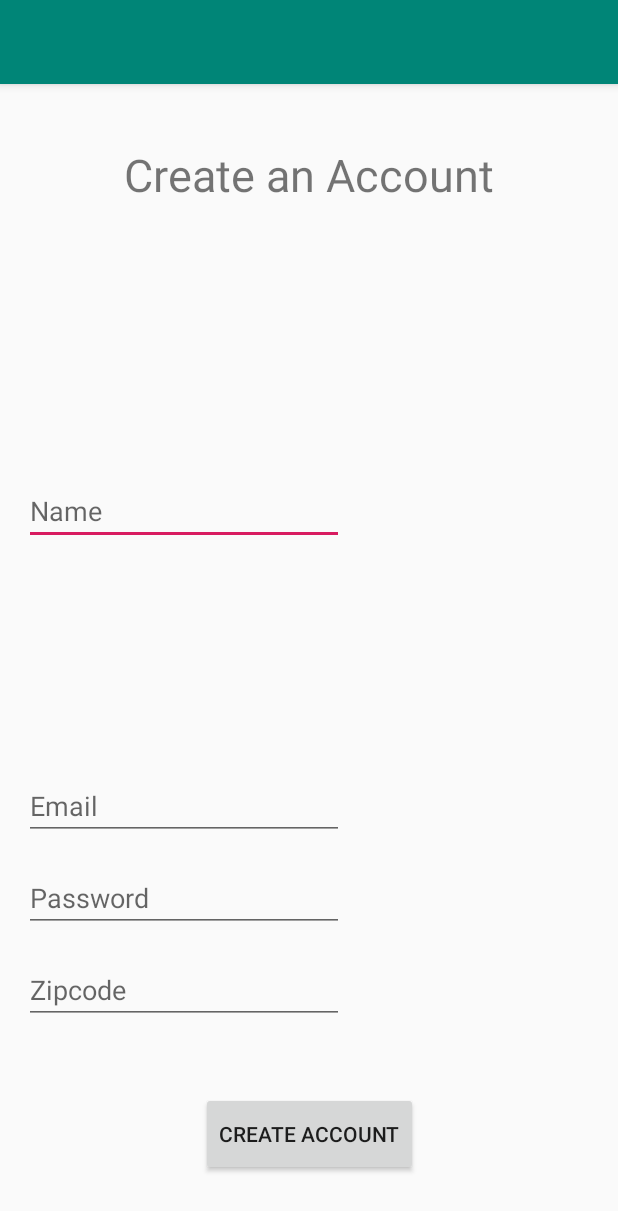
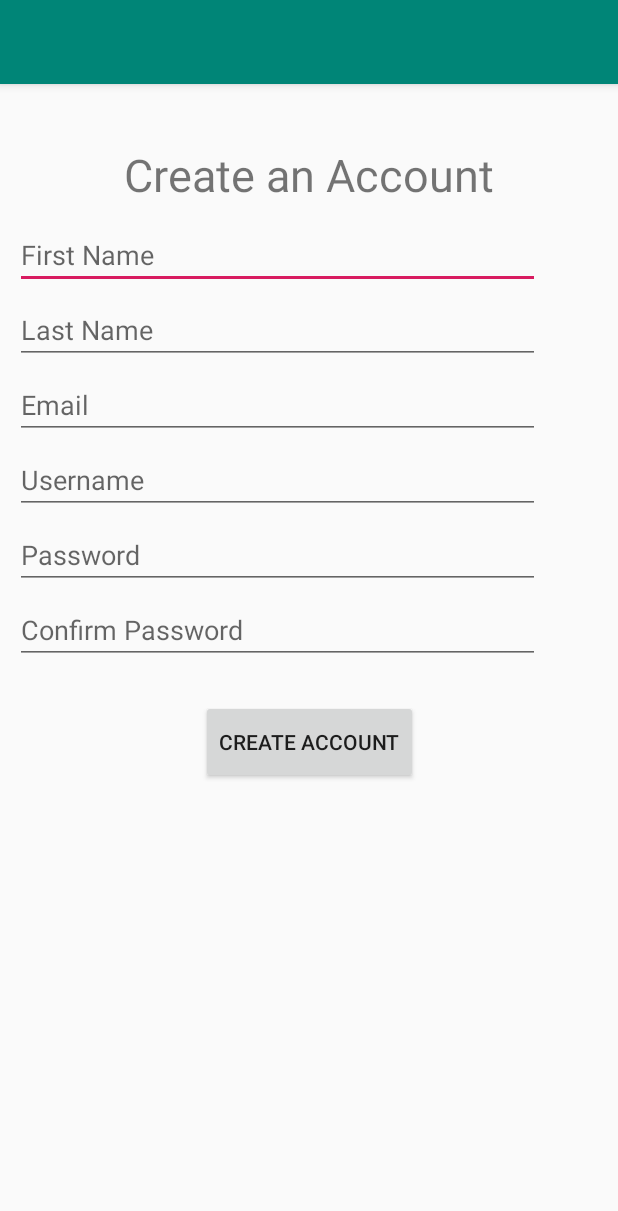
Before and after one commit to PatrickFurman/Homecooked, an Android app: the Account_Creation screen opened directly, with no data from a screen before it, after a tap on "CREATE ACCOUNT", on a phone screen of 412 x 824 dp. Shown: the top 1211 px of the screen. Run offline under Robolectric (Android 15) with nearby library versions, the phone set to English and light mode, and no system bars; our stand-ins replace Firebase (no records; nobody signed in at launch, a user with empty details on screens opened directly).

Commit message:
Testing commit, also changed popup when wrong password for account creation

```diff
--- a/app/src/main/java/com/homcooked/homecooked/Account_Creation.java
+++ b/app/src/main/java/com/homcooked/homecooked/Account_Creation.java
@@ -3,7 +3,6 @@ package com.homcooked.homecooked;
 import android.support.v7.app.AppCompatActivity;
 import android.os.Bundle;
 import android.view.View;
-import android.widget.Button;
 import android.widget.EditText;
 
 import com.google.firebase.database.DatabaseReference;
@@ -13,21 +12,16 @@ public class Account_Creation extends AppCompatActivity {
     // Creating references to database
     DatabaseReference rootRef = FirebaseDatabase.getInstance().getReference();
     DatabaseReference usersRef = rootRef.child("Users");
-    User user;
+
+    private EditText editText;
+    private String password;
+    private String password2;
+    private String name;
+    private String email;
     @Override
     protected void onCreate(Bundle savedInstanceState) {
         super.onCreate(savedInstanceState);
         setContentView(R.layout.activity_account__creation);
-
-        // retrieve user input info from account creation screen and generate user with it
-        EditText editText = findViewById(R.id.Name_Input);
-        String name = editText.getText().toString();
-        editText = findViewById(R.id.Email_Input);
-        String email = editText.getText().toString();
-        editText = findViewById(R.id.Password_Input);
-        String password = editText.getText().toString();
-        this.user = new User(name, email, password, usersRef); // update with real ZipCode info
-
     }
 
     protected void onStart() {
@@ -35,8 +29,31 @@ public class Account_Creation extends AppCompatActivity {
         findViewById(R.id.button).setOnClickListener(new View.OnClickListener() {
             @Override
             public void onClick(View view) {
-                usersRef.child("Users").child(user.getUserID()).setValue(user); // check if this adds a value, not just sets it
+                // retrieve user input info from account creation screen
+                editText = findViewById(R.id.Password_Input);
+                password = editText.getText().toString();
+                editText = findViewById(R.id.Password_Input_2);
+                password2 = editText.getText().toString();
+                editText = findViewById(R.id.FirstNameInput);
+                name = editText.getText().toString();
+                editText = findViewById(R.id.Email_Input);
+                email = editText.getText().toString();
+                if (!password.equals(password2)) {
+                   findViewById(R.id.Password_Input).setSelected(true); // check what this does
+
+                } else {
+                    createNewUser();
+                }
             }
         });
     }
+
+    private void createNewUser() {
+        User user = new User(name, email, password, usersRef); // update with real ZipCode info
+
+        // probably a better way to set new user than getting ID after making user then remaking
+        usersRef.child("Users").child(user.getName()).setValue(user); // won't work if duplicate names
+        user.setUserID(usersRef.child("Users").child(user.getName()).getKey());
+        usersRef.child("Users").child(user.getName()).setValue(user);
+    }
 }
--- a/app/src/main/java/com/homcooked/homecooked/Nearby_Foods.java
+++ b/app/src/main/java/com/homcooked/homecooked/Nearby_Foods.java
@@ -19,7 +19,7 @@ public class Nearby_Foods extends AppCompatActivity {
             @Override
             public void onClick (View view) {
                 Intent intent = new Intent(view.getContext(), view_food_details.class);
-                intent.putExtra("Food title here", "Food description here");
+                intent.putExtra("Jellyfish", "Food description here");
                 startActivity(intent);
             }
         });
@@ -31,21 +31,5 @@ public class Nearby_Foods extends AppCompatActivity {
                 startActivity(intent);
             }
         });
-        findViewById(R.id.jellyfish_description).setOnClickListener(new View.OnClickListener() {
-            @Override
-            public void onClick (View view) {
-                Intent intent = new Intent(view.getContext(), view_food_details.class);
-                intent.putExtra("Food title here", "Food description here");
-                startActivity(intent);
-            }
-        });
-        findViewById(R.id.vegetarian_description).setOnClickListener(new View.OnClickListener() {
-            @Override
-            public void onClick (View view) {
-                Intent intent = new Intent(view.getContext(), view_food_details.class);
-                intent.putExtra("Food title here", "Food description here");
-                startActivity(intent);
-            }
-        });
     }
 }
--- a/app/src/main/java/com/homcooked/homecooked/User.java
+++ b/app/src/main/java/com/homcooked/homecooked/User.java
@@ -14,7 +14,6 @@ public class User {
         this.email = email;
         this.password = password;
         this.usersRef = usersRef;
-        userID = "1"; // change to equal usersRef.child("Users").numOfUsers;
     }
 
     public String getName() {
@@ -30,4 +29,8 @@ public class User {
     }
 
     public String getUserID() {return userID; }
+
+    public void setUserID(String userID) {
+        this.userID = userID;
+    }
 }
--- a/app/src/main/res/layout/activity_account__creation.xml
+++ b/app/src/main/res/layout/activity_account__creation.xml
@@ -22,79 +22,94 @@
         app:layout_constraintTop_toTopOf="parent" />
 
     <EditText
-        android:id="@+id/Name_Input"
-        android:layout_width="wrap_content"
-        android:layout_height="wrap_content"
-        android:layout_marginStart="16dp"
-        android:layout_marginLeft="16dp"
-        android:layout_marginTop="45dp"
-        android:layout_marginBottom="16dp"
+        android:id="@+id/FirstNameInput"
+        android:layout_width="350dp"
+        android:layout_height="40dp"
+        android:layout_marginStart="10dp"
+        android:layout_marginLeft="10dp"
+        android:layout_marginTop="16dp"
         android:ems="10"
-        android:hint="Name"
-        android:inputType="textPersonName"
-        app:layout_constraintBottom_toTopOf="@+id/Email_Input"
+        android:hint="First Name"
+        android:inputType="text|textPersonName"
         app:layout_constraintStart_toStartOf="parent"
         app:layout_constraintTop_toBottomOf="@+id/Account_Creation_Title" />
 
     <EditText
         android:id="@+id/Email_Input"
-        android:layout_width="wrap_content"
-        android:layout_height="wrap_content"
-        android:layout_marginStart="16dp"
-        android:layout_marginLeft="16dp"
-        android:layout_marginBottom="16dp"
+        android:layout_width="350dp"
+        android:layout_height="40dp"
+        android:layout_marginStart="10dp"
+        android:layout_marginLeft="10dp"
+        android:layout_marginTop="10dp"
         android:ems="10"
         android:hint="Email"
-        android:inputType="textEmailAddress"
-        app:layout_constraintBottom_toTopOf="@+id/Password_Input"
-        app:layout_constraintStart_toStartOf="parent" />
+        android:inputType="text|textEmailAddress"
+        app:layout_constraintStart_toStartOf="parent"
+        app:layout_constraintTop_toBottomOf="@+id/LastNameInput" />
 
     <EditText
         android:id="@+id/Password_Input"
-        android:layout_width="wrap_content"
-        android:layout_height="wrap_content"
-        android:layout_marginStart="16dp"
-        android:layout_marginLeft="16dp"
-        android:layout_marginEnd="20dp"
-        android:layout_marginRight="20dp"
-        android:layout_marginBottom="16dp"
+        android:layout_width="350dp"
+        android:layout_height="40dp"
+        android:layout_marginStart="10dp"
+        android:layout_marginLeft="10dp"
+        android:layout_marginTop="10dp"
         android:ems="10"
         android:hint="Password"
-        android:inputType="textPassword"
-        app:layout_constraintBottom_toTopOf="@+id/Zipcode_Input"
-        app:layout_constraintEnd_toEndOf="parent"
-        app:layout_constraintHorizontal_bias="0.0"
-        app:layout_constraintStart_toStartOf="parent" />
+        android:inputType="text|textPassword"
+        app:layout_constraintStart_toStartOf="parent"
+        app:layout_constraintTop_toBottomOf="@+id/Username_Input" />
 
     <EditText
-        android:id="@+id/Zipcode_Input"
-        android:layout_width="wrap_content"
-        android:layout_height="wrap_content"
-        android:layout_marginStart="16dp"
-        android:layout_marginLeft="16dp"
-        android:layout_marginEnd="20dp"
-        android:layout_marginRight="20dp"
-        android:layout_marginBottom="45dp"
+        android:id="@+id/Password_Input_2"
+        android:layout_width="350dp"
+        android:layout_height="40dp"
+        android:layout_marginStart="10dp"
+        android:layout_marginLeft="10dp"
+        android:layout_marginTop="10dp"
         android:ems="10"
-        android:hint="Zipcode"
-        android:inputType="text"
-        app:layout_constraintBottom_toTopOf="@+id/button"
-        app:layout_constraintEnd_toEndOf="parent"
-        app:layout_constraintHorizontal_bias="0.0"
-        app:layout_constraintStart_toStartOf="parent" />
+        android:hint="Confirm Password"
+        android:inputType="text|textPassword"
+        app:layout_constraintStart_toStartOf="parent"
+        app:layout_constraintTop_toBottomOf="@+id/Password_Input" />
 
     <Button
         android:id="@+id/button"
         android:layout_width="wrap_content"
         android:layout_height="56dp"
-        android:layout_marginStart="20dp"
-        android:layout_marginLeft="20dp"
-        android:layout_marginEnd="20dp"
-        android:layout_marginRight="20dp"
-        android:layout_marginBottom="40dp"
+        android:layout_marginStart="24dp"
+        android:layout_marginLeft="24dp"
+        android:layout_marginTop="24dp"
+        android:layout_marginEnd="24dp"
+        android:layout_marginRight="24dp"
         android:text="Create Account"
-        app:layout_constraintBottom_toBottomOf="parent"
         app:layout_constraintEnd_toEndOf="parent"
-        app:layout_constraintHorizontal_bias="0.502"
-        app:layout_constraintStart_toStartOf="parent" />
+        app:layout_constraintStart_toStartOf="parent"
+        app:layout_constraintTop_toBottomOf="@+id/Password_Input_2" />
+
+    <EditText
+        android:id="@+id/LastNameInput"
+        android:layout_width="350dp"
+        android:layout_height="40dp"
+        android:layout_marginStart="10dp"
+        android:layout_marginLeft="10dp"
+        android:layout_marginTop="10dp"
+        android:ems="10"
+        android:hint="Last Name"
+        android:inputType="textPersonName"
+        app:layout_constraintStart_toStartOf="parent"
+        app:layout_constraintTop_toBottomOf="@+id/FirstNameInput" />
+
+    <EditText
+        android:id="@+id/Username_Input"
+        android:layout_width="350dp"
+        android:layout_height="40dp"
+        android:layout_marginStart="10dp"
+        android:layout_marginLeft="10dp"
+        android:layout_marginTop="10dp"
+        android:ems="10"
+        android:hint="Username"
+        android:inputType="textPersonName"
+        app:layout_constraintStart_toStartOf="parent"
+        app:layout_constraintTop_toBottomOf="@+id/Email_Input" />
 </android.support.constraint.ConstraintLayout>
```
